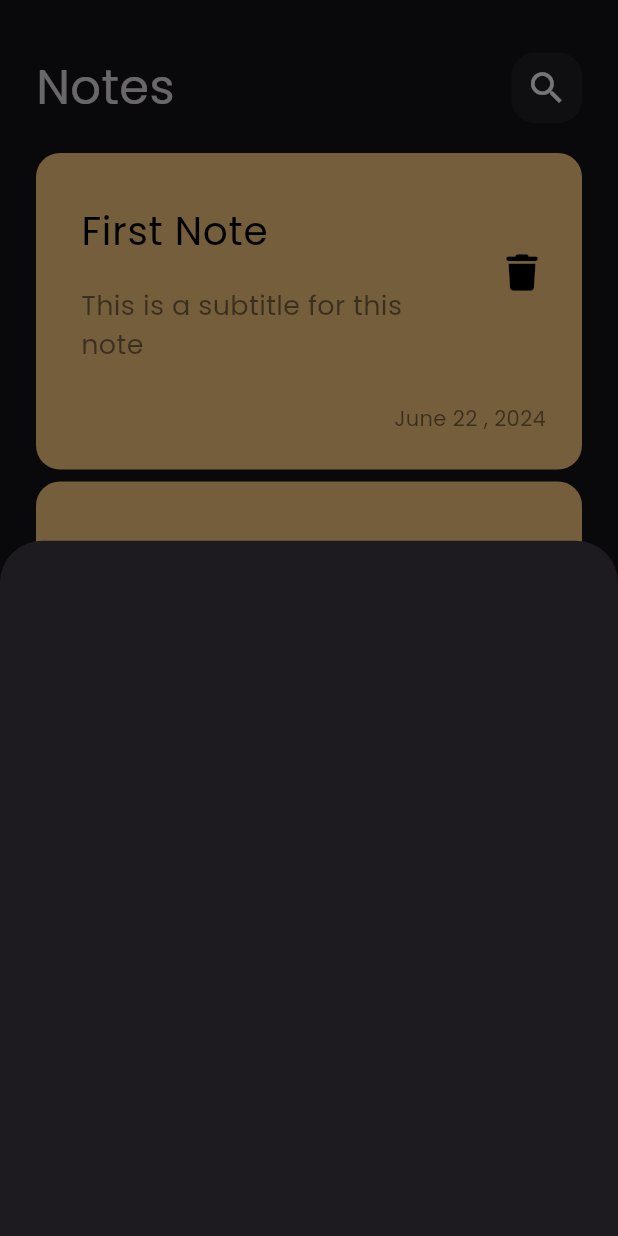
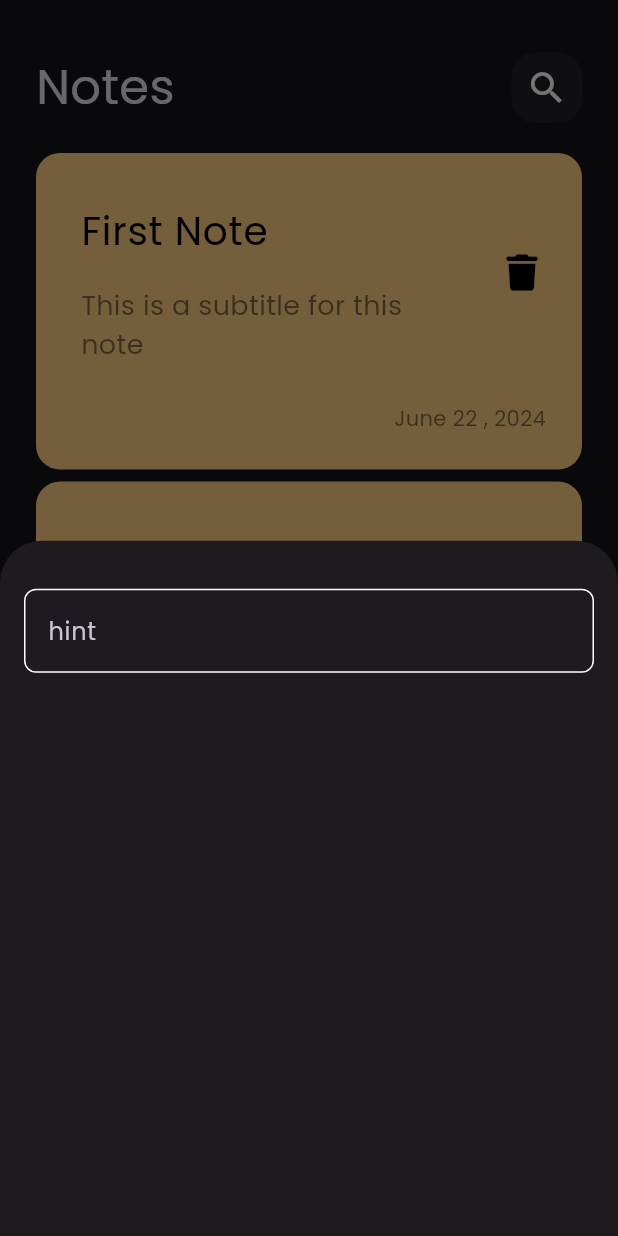
Before and after one commit to hazzemsalah/Note_App, a Flutter app: the screen it shows after launch, after a tap on the "add" icon, on a phone screen of 412 x 824 dp. Run offline on Flutter 3.47's test engine with Material 3 defaults, Android fonts, the phone set to English and light mode, and no system bars; our stand-ins replace font_awesome_flutter.

Commit message:
create custom text field

```diff
--- /dev/null
+++ b/lib/constants.dart
@@ -0,0 +1,3 @@
+import 'package:flutter/material.dart';
+
+const kPrimaryColor = Color(0xFF62FCD7);
--- a/lib/views/widgets/add_note_button_sheet.dart
+++ b/lib/views/widgets/add_note_button_sheet.dart
@@ -1,3 +1,4 @@
+import 'package:_9_note_app/views/widgets/custom_text_field.dart';
 import 'package:flutter/material.dart';
 
 class AddNoteButtonSheet extends StatelessWidget {
@@ -5,6 +6,14 @@
 
   @override
   Widget build(BuildContext context) {
-    return Container();
+    return const Padding(
+      padding: EdgeInsets.symmetric(horizontal: 16),
+      child: Column(
+        children: [
+          SizedBox(height: 32),
+          CustomTextField(),
+        ],
+      ),
+    );
   }
 }
--- /dev/null
+++ b/lib/views/widgets/custom_text_field.dart
@@ -0,0 +1,27 @@
+import 'package:_9_note_app/constants.dart';
+import 'package:flutter/material.dart';
+
+class CustomTextField extends StatelessWidget {
+  const CustomTextField({super.key});
+
+  @override
+  Widget build(BuildContext context) {
+    return TextField(
+      cursorColor: kPrimaryColor,
+      decoration: InputDecoration(
+        hintText: "hint",
+
+        border: buildBorder(),
+        enabledBorder: buildBorder(),
+        focusedBorder: buildBorder(kPrimaryColor),
+
+      ),
+    );
+  }
+}
+
+OutlineInputBorder buildBorder([color]) {
+  return OutlineInputBorder(
+      borderRadius: BorderRadius.circular(8),
+      borderSide: BorderSide(color: color ?? Colors.white));
+}
```
